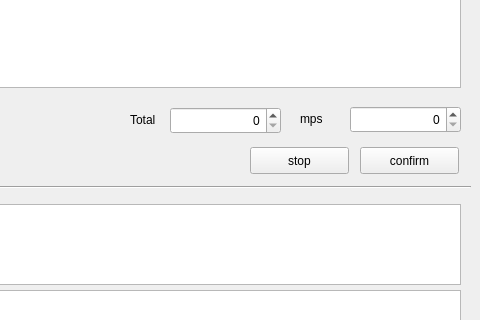
Before: the Qt Designer form sendmail/measure.ui in jybaek/gist, drawn with Qt 5; both pictures show x 170 to 650 and y 385 to 705 of the 650 by 802 pixel window.
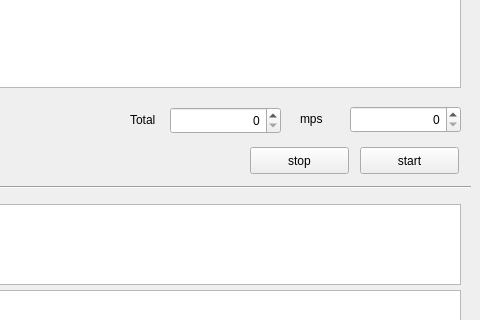
After: the same form once the commit is applied.

```diff
--- a/sendmail/measure.ui
+++ b/sendmail/measure.ui
@@ -453,7 +453,7 @@
      </rect>
     </property>
     <property name="text">
-     <string>confirm</string>
+     <string>start</string>
     </property>
    </widget>
    <widget class="QSpinBox" name="spinBox_2">
```
Left out of the diff: 36 changed lines with no effect on the pictures.
